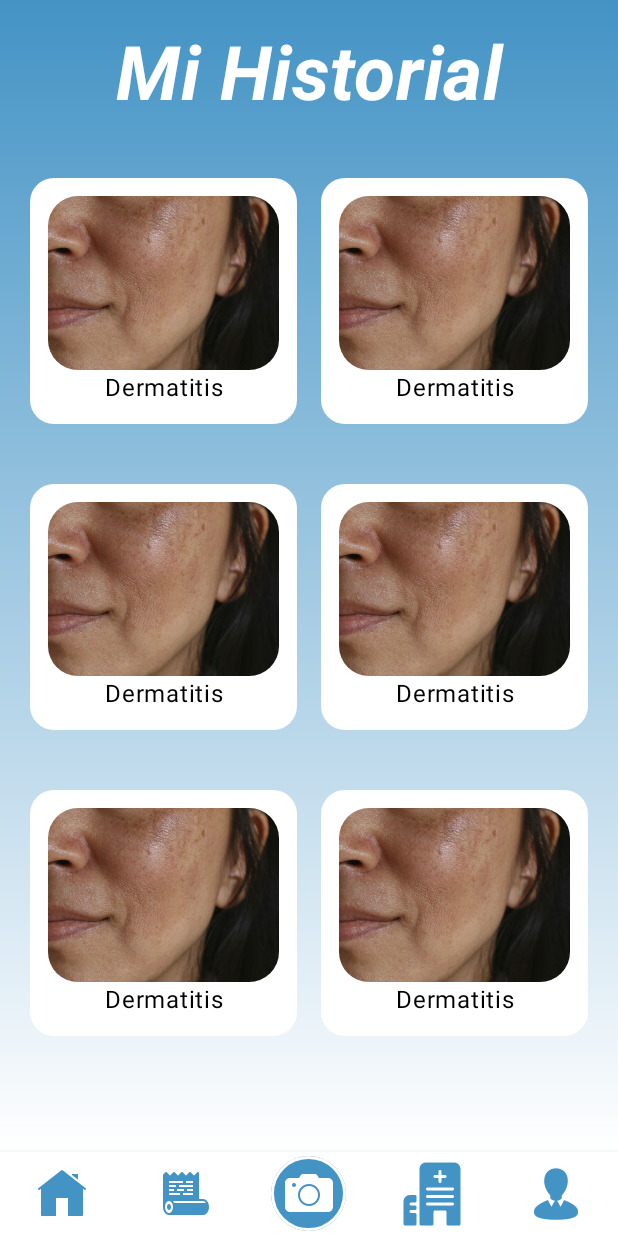
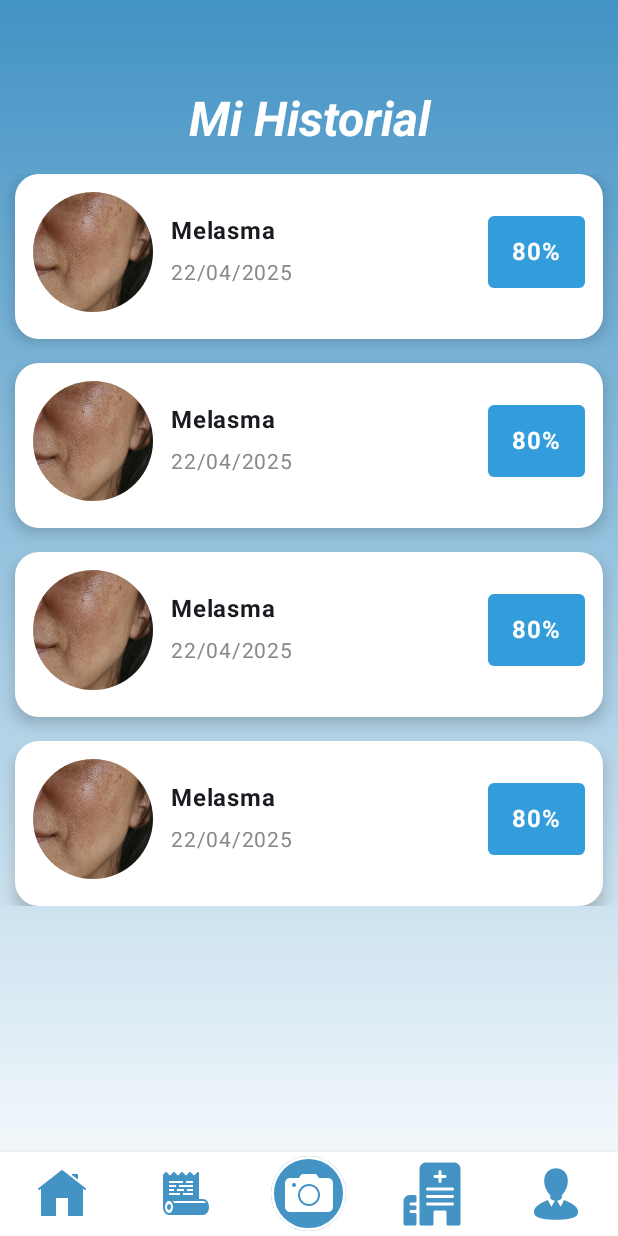
Before and after one commit to JhuniorCq/g4_dermassist_frontend, an Android app built with Jetpack Compose: the HistoryScreen screen opened through its navigation route, on a phone screen of 412 x 824 dp. Run offline under Robolectric (Android 15) with nearby library versions, the phone set to English and light mode, and no system bars.

Commit message:
changes in screens

```diff
--- a/app/src/main/java/com/example/asist_derm/firebase/FirebaseAuthManager.java
+++ /dev/null
@@ -1,4 +0,0 @@
-package com.example.asist_derm.firebase;
-
-public class FirebaseAuthManager {
-}
--- a/app/src/main/java/com/example/asist_derm/navigation/NavGraph.kt
+++ b/app/src/main/java/com/example/asist_derm/navigation/NavGraph.kt
@@ -15,6 +15,7 @@ import com.example.asist_derm.ui.theme.auth.HistoryScreen
 import com.example.asist_derm.ui.theme.auth.HomeScreen
 import com.example.asist_derm.ui.theme.auth.LoginScreen
 import com.example.asist_derm.ui.theme.auth.PredictScreen
+import com.example.asist_derm.ui.theme.auth.ProfileScreen
 import com.example.asist_derm.ui.theme.auth.RegisterScreen
 import com.example.asist_derm.ui.theme.auth.WelcomeScreen
 
@@ -42,6 +43,7 @@ fun NavGraph(){
         }
         composable("clinics") { ClinicsScreen(navController) }
         composable("history") { HistoryScreen(navController) }
+        composable("profile") { ProfileScreen(navController) }
 
     }
 }
--- a/app/src/main/java/com/example/asist_derm/ui/theme/auth/ActionsScreen.kt
+++ b/app/src/main/java/com/example/asist_derm/ui/theme/auth/ActionsScreen.kt
@@ -196,8 +196,8 @@ fun BottomNavPanel(navController: NavHostController,modifier: Modifier= Modifier
                 }
             )
             BottomNavigationItem(
-                selected = false,
-                onClick = {  },
+                selected = currentRoute == "profile",
+                onClick = {navController.navigate("profile")  },
                 icon = {
                     Icon(painter = painterResource(R.drawable.boton5), contentDescription = "Perfil",
                         tint = Color.Unspecified)
--- a/app/src/main/java/com/example/asist_derm/ui/theme/auth/HistoryScreen.kt
+++ b/app/src/main/java/com/example/asist_derm/ui/theme/auth/HistoryScreen.kt
@@ -3,17 +3,26 @@ package com.example.asist_derm.ui.theme.auth
 import androidx.compose.foundation.Image
 import androidx.compose.foundation.background
 import androidx.compose.foundation.border
+import androidx.compose.foundation.layout.Arrangement
 import androidx.compose.foundation.layout.Box
 import androidx.compose.foundation.layout.Column
 import androidx.compose.foundation.layout.Row
 import androidx.compose.foundation.layout.Spacer
 import androidx.compose.foundation.layout.fillMaxSize
 import androidx.compose.foundation.layout.fillMaxWidth
+import androidx.compose.foundation.layout.height
 import androidx.compose.foundation.layout.padding
+import androidx.compose.foundation.layout.size
 import androidx.compose.foundation.layout.width
+import androidx.compose.foundation.lazy.LazyColumn
+import androidx.compose.foundation.lazy.items
 import androidx.compose.foundation.rememberScrollState
+import androidx.compose.foundation.shape.CircleShape
 import androidx.compose.foundation.shape.RoundedCornerShape
 import androidx.compose.foundation.verticalScroll
+import androidx.compose.material3.Card
+import androidx.compose.material3.CardDefaults
+import androidx.compose.material3.MaterialTheme
 import androidx.compose.material3.Scaffold
 import androidx.compose.material3.Text
 import androidx.compose.runtime.Composable
@@ -22,6 +31,8 @@ import androidx.compose.ui.Modifier
 import androidx.compose.ui.draw.clip
 import androidx.compose.ui.graphics.Brush
 import androidx.compose.ui.graphics.Color
+import androidx.compose.ui.graphics.painter.Painter
+import androidx.compose.ui.layout.ContentScale
 import androidx.compose.ui.res.painterResource
 import androidx.compose.ui.text.font.FontStyle
 import androidx.compose.ui.text.font.FontWeight
@@ -33,8 +44,18 @@ import androidx.navigation.NavHostController
 import androidx.navigation.compose.rememberNavController
 import com.example.asist_derm.R
 
+
+
 @Composable
 fun HistoryScreen(navController: NavHostController) {
+    val historial = List(4) {
+        HistorialItem(
+            imagen = painterResource(id = R.drawable.historyej),
+            enfermedad = "Melasma",
+            fecha = "22/04/2025",
+            porcentaje = "80%"
+        )
+    }
     Scaffold(
         modifier = Modifier.fillMaxSize(),
         bottomBar = {
@@ -48,118 +69,98 @@ fun HistoryScreen(navController: NavHostController) {
             )
         )
         Column(
-            modifier = Modifier.fillMaxSize().padding(paddingValues).verticalScroll(
-                rememberScrollState()
+            modifier = Modifier
+                .background(brush = gradientBrush)
+                .fillMaxSize()
+                .padding(paddingValues).padding(top = 60.dp, start = 10.dp, end = 10.dp)
+        ) {
+            Text(
+                text = "Mi Historial", textAlign = TextAlign.Center,
+                style = MaterialTheme.typography.headlineLarge.copy(
+                    color = Color.White,
+                    fontWeight = FontWeight.Bold,
+                    fontStyle = FontStyle.Italic
+                ),
+                modifier = Modifier.padding(bottom = 16.dp).fillMaxWidth()
             )
-                .background(brush = gradientBrush),
-            horizontalAlignment = Alignment.CenterHorizontally
+
+            LazyColumn(verticalArrangement = Arrangement.spacedBy(16.dp)) {
+                items(historial) {
+                    HistorialCard(it)
+                }
+            }
+        }
+    }
+}
+
+data class HistorialItem(
+    val imagen: Painter,
+    val enfermedad: String,
+    val fecha: String,
+    val porcentaje: String
+)
+
+@Composable
+fun HistorialCard(item: HistorialItem) {
+    Card(
+        shape = RoundedCornerShape(16.dp),
+        elevation = CardDefaults.cardElevation(6.dp),
+        colors = CardDefaults.cardColors(containerColor = Color.White),
+        modifier = Modifier
+            .fillMaxWidth()
+            .height(110.dp)
+
+    ) {
+        Row(
+            verticalAlignment = Alignment.CenterVertically,
+            modifier = Modifier.padding(12.dp)
         ) {
-            Title()
-            Pictures()
+            Image(
+                painter = item.imagen,
+                contentDescription = null,
+                modifier = Modifier
+                    .size(80.dp)
+                    .clip(CircleShape),
+                contentScale = ContentScale.Crop
+            )
 
+            Spacer(modifier = Modifier.width(12.dp))
+
+            Column(
+                modifier = Modifier.weight(1f)
+            ) {
+                Text(
+                    text = item.enfermedad,
+                    fontWeight = FontWeight.Bold,
+                    fontSize = 16.sp
+                )
+                Spacer(modifier = Modifier.height(4.dp))
+                Text(
+                    text = item.fecha,
+                    fontSize = 14.sp,
+                    color = Color.Gray
+                )
+            }
+
+            Box(
+                contentAlignment = Alignment.Center,
+                modifier = Modifier
+                    .background(Color(0xFF339DDB), shape = RoundedCornerShape(4.dp))
+                    .padding(horizontal = 16.dp, vertical = 12.dp)
+            ) {
+                Text(
+                    text = item.porcentaje,
+                    color = Color.White,
+                    fontWeight = FontWeight.Bold,
+                    fontSize = 16.sp
+                )
+            }
         }
-
     }
 }
 @Composable
-fun Title() {
-    Text(text = "Mi Historial", textAlign = TextAlign.Center, color = Color.White,
-        fontStyle = FontStyle.Italic ,fontSize = 50.sp, fontWeight = FontWeight.Bold
-        , modifier = Modifier.padding(top = 20.dp, bottom = 20.dp))
-}
-@Composable
-fun Pictures() {
-Column(modifier = Modifier.fillMaxSize()) {
-    Row(modifier = Modifier.fillMaxWidth().background(color = Color.Transparent).padding(20.dp)) {
-        Box(modifier = Modifier.weight(1f).align(Alignment.CenterVertically)
-            .clip(RoundedCornerShape(16.dp))
-            .background(Color.White)
-            .border(2.dp, Color.Transparent, RoundedCornerShape(16.dp))
-            .padding(12.dp)){
-            Column(modifier = Modifier.fillMaxWidth(), horizontalAlignment = Alignment.CenterHorizontally) {
-                val image = painterResource(id = R.drawable.historyej)
-                Image(painter = image, contentDescription = null,
-                    modifier = Modifier.clip(RoundedCornerShape(20.dp))
-                    )
-                Text(text = "Dermatitis", textAlign = TextAlign.Center, color = Color.Black,)
-            }
-        }
-        Spacer(modifier = Modifier.width(16.dp))
-        Box(modifier = Modifier.weight(1f).align(Alignment.CenterVertically)
-            .clip(RoundedCornerShape(16.dp))
-            .background(Color.White)
-            .border(2.dp, Color.Transparent, RoundedCornerShape(16.dp))
-            .padding(12.dp)){
-            Column (modifier = Modifier.fillMaxWidth(), horizontalAlignment = Alignment.CenterHorizontally) {
-                val image = painterResource(id = R.drawable.historyej)
-                Image(painter = image, contentDescription = null,
-                      modifier = Modifier.clip(RoundedCornerShape(20.dp)))
-                Text(text = "Dermatitis", textAlign = TextAlign.Center, color = Color.Black,)
-            }
-        }
-    }
-    Row(modifier = Modifier.fillMaxWidth().background(color = Color.Transparent).padding(20.dp)) {
-        Box(modifier = Modifier.weight(1f).align(Alignment.CenterVertically)
-            .clip(RoundedCornerShape(16.dp))
-            .background(Color.White)
-            .border(2.dp, Color.Transparent, RoundedCornerShape(16.dp))
-            .padding(12.dp)){
-            Column(modifier = Modifier.fillMaxWidth(), horizontalAlignment = Alignment.CenterHorizontally) {
-                val image = painterResource(id = R.drawable.historyej)
-                Image(painter = image, contentDescription = null,
-                    modifier = Modifier.clip(RoundedCornerShape(20.dp))
-                )
-                Text(text = "Dermatitis", textAlign = TextAlign.Center, color = Color.Black,)
-            }
-        }
-        Spacer(modifier = Modifier.width(16.dp))
-        Box(modifier = Modifier.weight(1f).align(Alignment.CenterVertically)
-            .clip(RoundedCornerShape(16.dp))
-            .background(Color.White)
-            .border(2.dp, Color.Transparent, RoundedCornerShape(16.dp))
-            .padding(12.dp)){
-            Column (modifier = Modifier.fillMaxWidth(), horizontalAlignment = Alignment.CenterHorizontally) {
-                val image = painterResource(id = R.drawable.historyej)
-                Image(painter = image, contentDescription = null,
-                    modifier = Modifier.clip(RoundedCornerShape(20.dp)))
-                Text(text = "Dermatitis", textAlign = TextAlign.Center, color = Color.Black,)
-            }
-        }
-    }
-    Row(modifier = Modifier.fillMaxWidth().background(color = Color.Transparent).padding(20.dp)) {
-        Box(modifier = Modifier.weight(1f).align(Alignment.CenterVertically)
-            .clip(RoundedCornerShape(16.dp))
-            .background(Color.White)
-            .border(2.dp, Color.Transparent, RoundedCornerShape(16.dp))
-            .padding(12.dp)){
-            Column(modifier = Modifier.fillMaxWidth(), horizontalAlignment = Alignment.CenterHorizontally) {
-                val image = painterResource(id = R.drawable.historyej)
-                Image(painter = image, contentDescription = null,
-                    modifier = Modifier.clip(RoundedCornerShape(20.dp))
-                )
-                Text(text = "Dermatitis", textAlign = TextAlign.Center, color = Color.Black,)
-            }
-        }
-        Spacer(modifier = Modifier.width(16.dp))
-        Box(modifier = Modifier.weight(1f).align(Alignment.CenterVertically)
-            .clip(RoundedCornerShape(16.dp))
-            .background(Color.White)
-            .border(2.dp, Color.Transparent, RoundedCornerShape(16.dp))
-            .padding(12.dp)){
-            Column (modifier = Modifier.fillMaxWidth(), horizontalAlignment = Alignment.CenterHorizontally) {
-                val image = painterResource(id = R.drawable.historyej)
-                Image(painter = image, contentDescription = null,
-                    modifier = Modifier.clip(RoundedCornerShape(20.dp)))
-                Text(text = "Dermatitis", textAlign = TextAlign.Center, color = Color.Black,)
-            }
-        }
-    }
-    }
-}
-
 @Preview
-@Composable
-fun HistoryPreview(){
-    val navController = rememberNavController()
+fun HistorialPreview(){
+    val navController: NavHostController = rememberNavController()
     HistoryScreen(navController)
 }
```
Also changed, not shown: app/src/main/java/com/example/asist_derm/ui/theme/auth/LoginScreen.kt (+11 -3 lines), app/src/main/java/com/example/asist_derm/ui/theme/auth/PredictScreen.kt (+71 -23 lines), app/src/main/java/com/example/asist_derm/ui/theme/auth/ProfileScreen.kt (added, +115 -0 lines), 1 other file.
